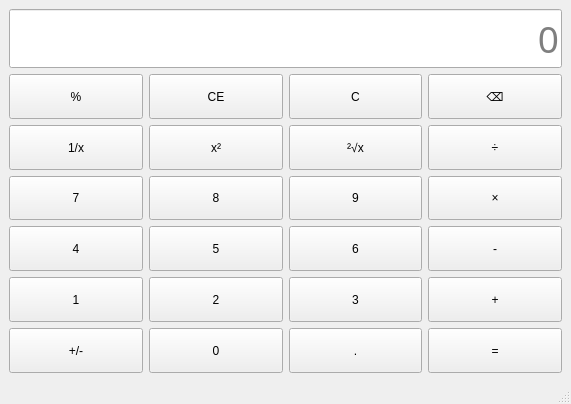
Before: the Qt Designer form mainwindow.ui in TopFord666/QTCalculator, drawn with Qt 5.
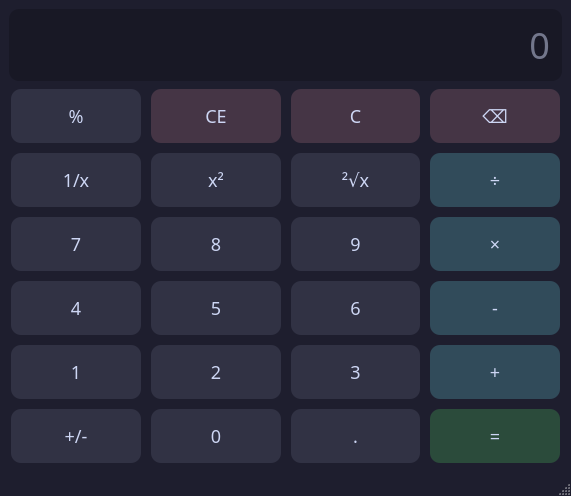
After: the same form once the commit is applied.

Commit message: 5th:UI美化

```diff
--- a/mainwindow.ui
+++ b/mainwindow.ui
@@ -13,6 +13,22 @@
   <property name="windowTitle">
    <string>MainWindow</string>
   </property>
+  <property name="styleSheet">
+   <string notr="true">QMainWindow, QWidget#centralWidget { background-color: #1E1E2E; }
+QLineEdit { background-color: #181825; color: #cdd6f4; font-size: 36px; border: none; border-radius: 10px; padding: 10px; qproperty-alignment: 'AlignRight | AlignVCenter'; }
+QPushButton { background-color: #313244; color: #cdd6f4; border: none; border-radius: 10px; padding: 14px; margin: 2px; font-size: 18px; }
+QPushButton:hover { background-color: #45475a; }
+QPushButton:pressed { background-color: #585b70; }
+QPushButton#btnClear, QPushButton#btnClearAll, QPushButton#btnDel { background-color: #453545; }
+QPushButton#btnClear:hover, QPushButton#btnClearAll:hover, QPushButton#btnDel:hover { background-color: #5a455a; }
+QPushButton#btnClear:pressed, QPushButton#btnClearAll:pressed, QPushButton#btnDel:pressed { background-color: #6e556e; }
+QPushButton#btnPlus, QPushButton#btnMinus, QPushButton#btnMultiplied, QPushButton#btnDivision { background-color: #314b5a; }
+QPushButton#btnPlus:hover, QPushButton#btnMinus:hover, QPushButton#btnMultiplied:hover, QPushButton#btnDivision:hover { background-color: #3d5d6e; }
+QPushButton#btnPlus:pressed, QPushButton#btnMinus:pressed, QPushButton#btnMultiplied:pressed, QPushButton#btnDivision:pressed { background-color: #4a6f82; }
+QPushButton#btnEquals { background-color: #2b4b3b; }
+QPushButton#btnEquals:hover { background-color: #35604a; }
+QPushButton#btnEquals:pressed { background-color: #3f7559; }</string>
+  </property>
   <widget class="QWidget" name="centralwidget">
    <layout class="QVBoxLayout" name="verticalLayout">
     <item>
@@ -25,6 +41,12 @@
           <verstretch>0</verstretch>
          </sizepolicy>
         </property>
+        <property name="font">
+         <font>
+          <family>新宋体</family>
+          <pointsize>-1</pointsize>
+         </font>
+        </property>
         <property name="text">
          <string>%</string>
         </property>
@@ -38,6 +60,12 @@
           <verstretch>0</verstretch>
          </sizepolicy>
         </property>
+        <property name="font">
+         <font>
+          <family>新宋体</family>
+          <pointsize>-1</pointsize>
+         </font>
+        </property>
         <property name="text">
          <string>CE</string>
         </property>
@@ -51,6 +79,12 @@
           <verstretch>0</verstretch>
          </sizepolicy>
         </property>
+        <property name="font">
+         <font>
+          <family>新宋体</family>
+          <pointsize>-1</pointsize>
+         </font>
+        </property>
         <property name="text">
          <string>C</string>
         </property>
@@ -64,6 +98,12 @@
           <verstretch>0</verstretch>
          </sizepolicy>
         </property>
+        <property name="font">
+         <font>
+          <family>新宋体</family>
+          <pointsize>-1</pointsize>
+         </font>
+        </property>
         <property name="text">
          <string>⌫</string>
         </property>
@@ -77,6 +117,12 @@
           <verstretch>0</verstretch>
          </sizepolicy>
         </property>
+        <property name="font">
+         <font>
+          <family>新宋体</family>
+          <pointsize>-1</pointsize>
+         </font>
+        </property>
         <property name="text">
          <string>1/x</string>
         </property>
@@ -90,6 +136,12 @@
           <verstretch>0</verstretch>
          </sizepolicy>
         </property>
+        <property name="font">
+         <font>
+          <family>新宋体</family>
+          <pointsize>-1</pointsize>
+         </font>
+        </property>
         <property name="text">
          <string>x²</string>
         </property>
@@ -103,6 +155,12 @@
           <verstretch>0</verstretch>
          </sizepolicy>
         </property>
+        <property name="font">
+         <font>
+          <family>新宋体</family>
+          <pointsize>-1</pointsize>
+         </font>
+        </property>
         <property name="text">
          <string>²√x</string>
         </property>
@@ -116,6 +174,12 @@
           <verstretch>0</verstretch>
          </sizepolicy>
         </property>
+        <property name="font">
+         <font>
+          <family>新宋体</family>
+          <pointsize>-1</pointsize>
+         </font>
+        </property>
         <property name="text">
          <string>÷</string>
         </property>
@@ -129,9 +193,21 @@
           <verstretch>0</verstretch>
          </sizepolicy>
         </property>
+        <property name="font">
+         <font>
+          <family>新宋体</family>
+          <pointsize>-1</pointsize>
+         </font>
+        </property>
+        <property name="focusPolicy">
+         <enum>Qt::FocusPolicy::ClickFocus</enum>
+        </property>
         <property name="text">
          <string>7</string>
         </property>
+        <property name="checkable">
+         <bool>true</bool>
+        </property>
        </widget>
       </item>
       <item row="3" column="1">
@@ -142,9 +218,21 @@
           <verstretch>0</verstretch>
          </sizepolicy>
         </property>
+        <property name="font">
+         <font>
+          <family>新宋体</family>
+          <pointsize>-1</pointsize>
+         </font>
+        </property>
+        <property name="focusPolicy">
+         <enum>Qt::FocusPolicy::ClickFocus</enum>
+        </property>
         <property name="text">
          <string>8</string>
         </property>
+        <property name="checkable">
+         <bool>true</bool>
+        </property>
        </widget>
       </item>
       <item row="3" column="2">
@@ -155,9 +243,21 @@
           <verstretch>0</verstretch>
          </sizepolicy>
         </property>
+        <property name="font">
+         <font>
+          <family>新宋体</family>
+          <pointsize>-1</pointsize>
+         </font>
+        </property>
+        <property name="focusPolicy">
+         <enum>Qt::FocusPolicy::ClickFocus</enum>
+        </property>
         <property name="text">
          <string>9</string>
         </property>
+        <property name="checkable">
+         <bool>true</bool>
+        </property>
        </widget>
       </item>
       <item row="3" column="3">
@@ -168,6 +268,12 @@
           <verstretch>0</verstretch>
          </sizepolicy>
         </property>
+        <property name="font">
+         <font>
+          <family>新宋体</family>
+          <pointsize>-1</pointsize>
+         </font>
+        </property>
         <property name="text">
          <string>×</string>
         </property>
@@ -181,9 +287,21 @@
           <verstretch>0</verstretch>
          </sizepolicy>
         </property>
+        <property name="font">
+         <font>
+          <family>新宋体</family>
+          <pointsize>-1</pointsize>
+         </font>
+        </property>
+        <property name="focusPolicy">
+         <enum>Qt::FocusPolicy::ClickFocus</enum>
+        </property>
         <property name="text">
          <string>4</string>
         </property>
+        <property name="checkable">
+         <bool>true</bool>
+        </property>
        </widget>
       </item>
       <item row="4" column="1">
@@ -194,9 +312,21 @@
           <verstretch>0</verstretch>
          </sizepolicy>
         </property>
+        <property name="font">
+         <font>
+          <family>新宋体</family>
+          <pointsize>-1</pointsize>
+         </font>
+        </property>
+        <property name="focusPolicy">
+         <enum>Qt::FocusPolicy::ClickFocus</enum>
+        </property>
         <property name="text">
          <string>5</string>
         </property>
+        <property name="checkable">
+         <bool>true</bool>
+        </property>
        </widget>
       </item>
       <item row="4" column="2">
@@ -207,9 +337,21 @@
           <verstretch>0</verstretch>
          </sizepolicy>
         </property>
+        <property name="font">
+         <font>
+          <family>新宋体</family>
+          <pointsize>-1</pointsize>
+         </font>
+        </property>
+        <property name="focusPolicy">
+         <enum>Qt::FocusPolicy::ClickFocus</enum>
+        </property>
         <property name="text">
          <string>6</string>
         </property>
+        <property name="checkable">
+         <bool>true</bool>
+        </property>
        </widget>
       </item>
       <item row="4" column="3">
@@ -220,6 +362,12 @@
           <verstretch>0</verstretch>
          </sizepolicy>
         </property>
+        <property name="font">
+         <font>
+          <family>新宋体</family>
+          <pointsize>-1</pointsize>
+         </font>
+        </property>
         <property name="text">
          <string>-</string>
         </property>
@@ -233,9 +381,21 @@
           <verstretch>0</verstretch>
          </sizepolicy>
         </property>
+        <property name="font">
+         <font>
+          <family>新宋体</family>
+          <pointsize>-1</pointsize>
+         </font>
+        </property>
+        <property name="focusPolicy">
+         <enum>Qt::FocusPolicy::ClickFocus</enum>
+        </property>
         <property name="text">
          <string>1</string>
         </property>
+        <property name="checkable">
+         <bool>true</bool>
+        </property>
        </widget>
       </item>
       <item row="5" column="1">
@@ -246,9 +406,21 @@
           <verstretch>0</verstretch>
          </sizepolicy>
         </property>
+        <property name="font">
+         <font>
+          <family>新宋体</family>
+          <pointsize>-1</pointsize>
+         </font>
+        </property>
+        <property name="focusPolicy">
+         <enum>Qt::FocusPolicy::ClickFocus</enum>
+        </property>
         <property name="text">
          <string>2</string>
         </property>
+        <property name="checkable">
+         <bool>true</bool>
+        </property>
        </widget>
       </item>
       <item row="5" column="2">
@@ -259,9 +431,21 @@
           <verstretch>0</verstretch>
          </sizepolicy>
         </property>
+        <property name="font">
+         <font>
+          <family>新宋体</family>
+          <pointsize>-1</pointsize>
+         </font>
+        </property>
+        <property name="focusPolicy">
+         <enum>Qt::FocusPolicy::ClickFocus</enum>
+        </property>
         <property name="text">
          <string>3</string>
         </property>
+        <property name="checkable">
+         <bool>true</bool>
+        </property>
        </widget>
       </item>
       <item row="5" column="3">
@@ -272,6 +456,12 @@
           <verstretch>0</verstretch>
          </sizepolicy>
         </property>
+        <property name="font">
+         <font>
+          <family>新宋体</family>
+          <pointsize>-1</pointsize>
+         </font>
+        </property>
         <property name="text">
          <string>+</string>
         </property>
@@ -285,6 +475,12 @@
           <verstretch>0</verstretch>
          </sizepolicy>
         </property>
+        <property name="font">
+         <font>
+          <family>新宋体</family>
+          <pointsize>-1</pointsize>
+         </font>
+        </property>
         <property name="text">
          <string>+/-</string>
         </property>
@@ -298,9 +494,21 @@
           <verstretch>0</verstretch>
          </sizepolicy>
         </property>
+        <property name="font">
+         <font>
+          <family>新宋体</family>
+          <pointsize>-1</pointsize>
+         </font>
+        </property>
+        <property name="focusPolicy">
+         <enum>Qt::FocusPolicy::ClickFocus</enum>
+        </property>
         <property name="text">
          <string>0</string>
         </property>
+        <property name="checkable">
+         <bool>true</bool>
+        </property>
        </widget>
       </item>
       <item row="6" column="2">
@@ -311,6 +519,12 @@
           <verstretch>0</verstretch>
          </sizepolicy>
         </property>
+        <property name="font">
+         <font>
+          <family>新宋体</family>
+          <pointsize>-1</pointsize>
+         </font>
+        </property>
         <property name="text">
          <string>.</string>
         </property>
@@ -324,6 +538,12 @@
           <verstretch>0</verstretch>
          </sizepolicy>
         </property>
+        <property name="font">
+         <font>
+          <family>新宋体</family>
+          <pointsize>-1</pointsize>
+         </font>
+        </property>
         <property name="text">
          <string>=</string>
         </property>
@@ -343,7 +563,7 @@
         <property name="font">
          <font>
           <family>新宋体</family>
-          <pointsize>28</pointsize>
+          <pointsize>-1</pointsize>
          </font>
         </property>
         <property name="alignment">
```
